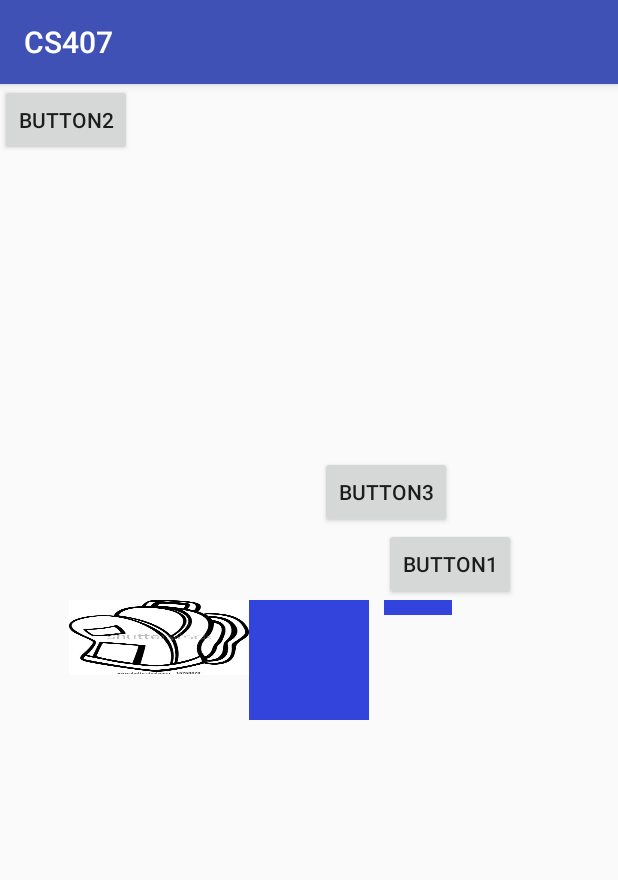
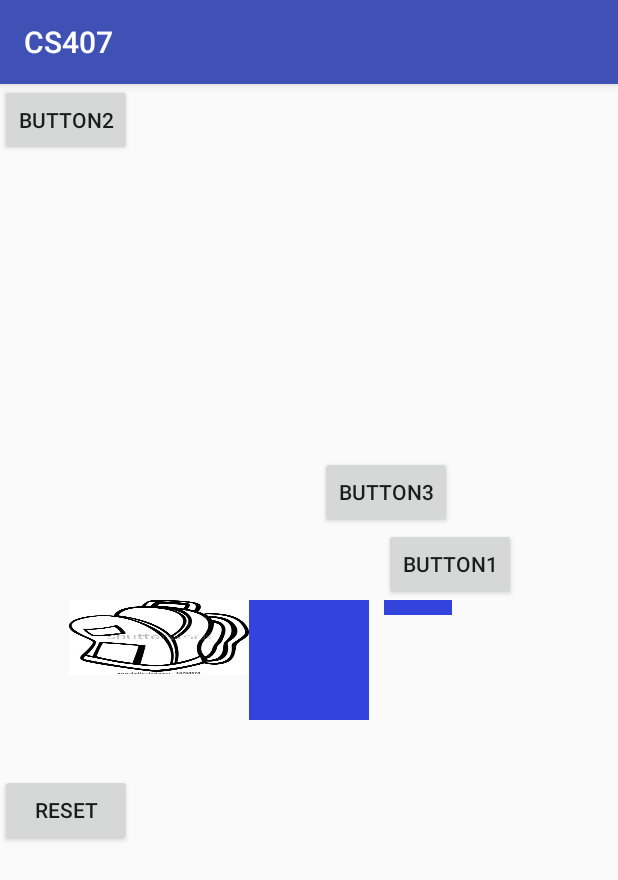
Before and after one commit to MJanick/CS407, an Android app: the Room1 screen opened directly, with no data from a screen before it, on a phone screen of 412 x 824 dp. Shown: the top 880 px of the screen. Run offline under Robolectric (Android 15) with nearby library versions, the phone set to English and light mode, and no system bars.

Commit message:
Added working reset button.

```diff
--- a/app/src/main/res/layout/activity_room1.xml
+++ b/app/src/main/res/layout/activity_room1.xml
@@ -46,6 +46,13 @@
         android:layout_width="wrap_content"
         android:layout_height="wrap_content"
         android:text="Button2" />
+    <Button
+        android:id="@+id/reset"
+        android:layout_width="wrap_content"
+        android:layout_height="wrap_content"
+        android:layout_marginBottom="100dp"
+        android:layout_marginTop="460dp"
+        android:text="Reset" />
 
     <ImageButton
         android:id="@+id/imageButton"
```
Also changed, not shown: app/src/main/res/layout/activity_room2.xml (+8 -0 lines), app/src/main/res/layout/activity_room3.xml (+8 -0 lines), app/src/main/res/layout/activity_room4.xml (+8 -0 lines).
